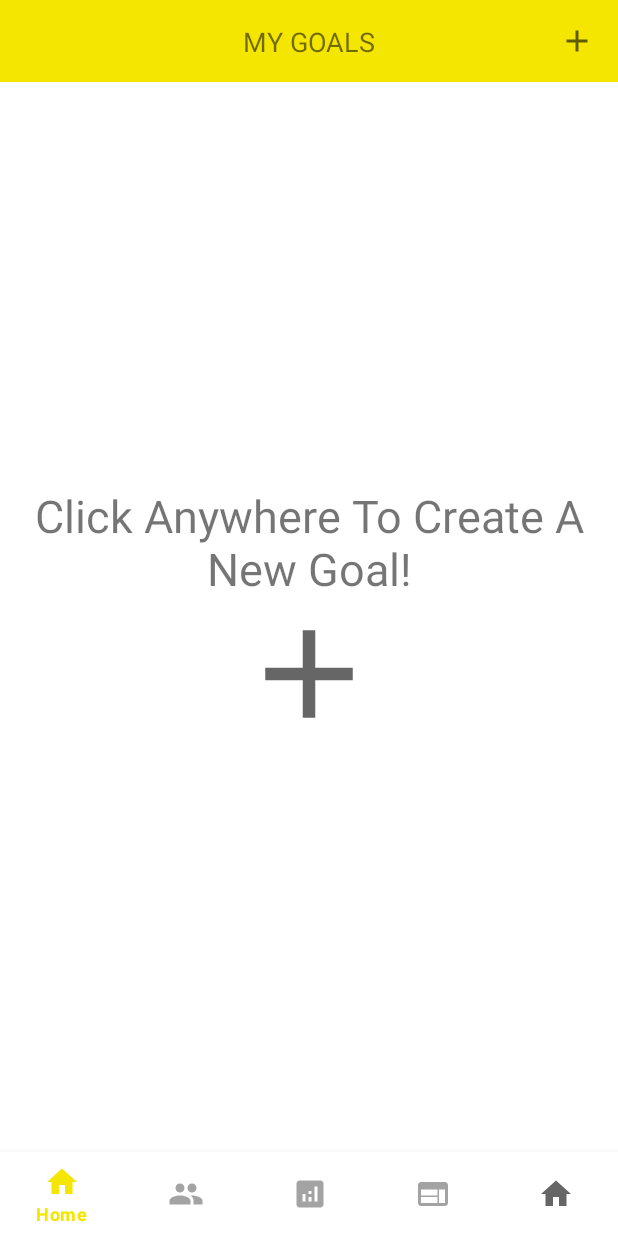
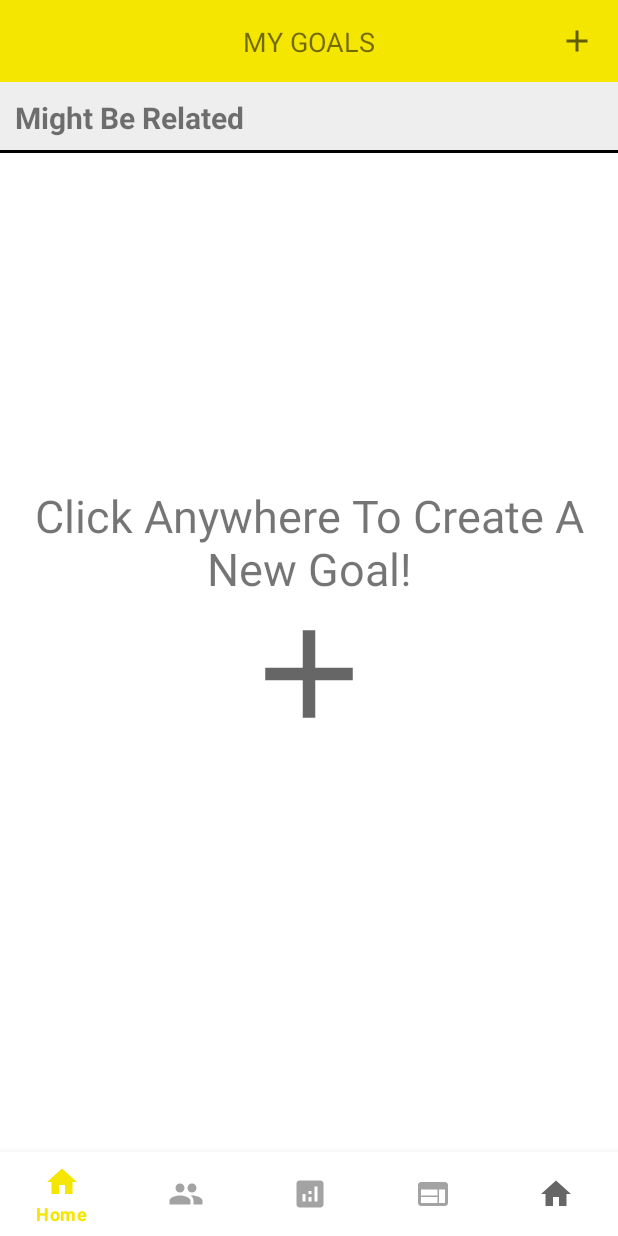
Before and after one commit to bounswe/2021SpringGroup12, an Android app: the fragment Home4Fragment placed in its activity, on a phone screen of 412 x 824 dp. Run offline under Robolectric (Android 15) with nearby library versions, the phone set to English and light mode, and no system bars; our stand-ins replace ButterKnife; network calls fail; 10 statements that could not run were skipped.

Commit message:
Adapter prepared for search results, (!!!Not Compiling)

```diff
--- a/application/android/app/src/main/java/com/group12/beabee/views/goals/GoalsPrototypeAdapter.java
+++ b/application/android/app/src/main/java/com/group12/beabee/views/goals/GoalsPrototypeAdapter.java
@@ -16,13 +16,15 @@ import java.util.List;
 import butterknife.BindView;
 import butterknife.ButterKnife;
 
-public class GoalsPrototypeAdapter extends RecyclerView.Adapter<GoalsPrototypeAdapter.ViewHolder> {
+public class GoalsPrototypeAdapter extends RecyclerView.Adapter<RecyclerView.ViewHolder> {
 
-    private List<GoalShort> goalShortList;
+    private List<GoalShort> goalShortList1;
+    private List<GoalShort> goalShortList2;
     private IOnGoalClickedListener onItemClickedListener;
 
-    public void setData(List<GoalShort> goalShorts){
-        goalShortList = goalShorts;
+    public void setData(List<GoalShort> goalShorts1, List<GoalShort> goalShorts2 ){
+        goalShortList1 = goalShorts1;
+        goalShortList2 = goalShorts2;
         notifyDataSetChanged();
     }
 
@@ -32,19 +34,45 @@ public class GoalsPrototypeAdapter extends RecyclerView.Adapter<GoalsPrototypeAd
 
     @NonNull
     @Override
-    public ViewHolder onCreateViewHolder(@NonNull ViewGroup parent, int viewType) {
-        View view = LayoutInflater.from(parent.getContext()).inflate(R.layout.item_goal_list_marketplace, parent, false);
-        return new ViewHolder(view);
+    public RecyclerView.ViewHolder onCreateViewHolder(@NonNull ViewGroup parent, int viewType) {
+        if (viewType==0) {
+            View view = LayoutInflater.from(parent.getContext()).inflate(R.layout.item_goal_list_marketplace, parent, false);
+            return new ViewHolder(view);
+        }
+
+        View view = LayoutInflater.from(parent.getContext()).inflate(R.layout.item_title_in_rv, parent, false);
+        return new TitleViewHolder(view);
     }
 
     @Override
-    public void onBindViewHolder(@NonNull ViewHolder holder, int position) {
-        holder.BindData(goalShortList.get(position));
+    public int getItemViewType(int position) {
+        int idx = getTitleIdx();
+        return idx == position ? 1:0;
+    }
+
+    @Override
+    public void onBindViewHolder(@NonNull RecyclerView.ViewHolder holder, int position) {
+        int idx = getTitleIdx();
+        if (holder.getItemViewType()==0){
+            if (position>idx){
+                GoalShort data = goalShortList2.get(position-idx-1);
+                ((ViewHolder) holder).BindData(data);
+            }else if (position<idx){
+                GoalShort data = goalShortList1.get(position);
+                ((ViewHolder) holder).BindData(data);
+            }
+        }
     }
 
     @Override
     public int getItemCount() {
-        return goalShortList!=null ? goalShortList.size():0;
+        int size1 = goalShortList1!=null ? goalShortList1.size():0;
+        int size2 = goalShortList2!=null ? goalShortList2.size():0;
+        return size1 + size2 + 1;
+    }
+
+    private int getTitleIdx(){
+        return goalShortList1 == null ? 0 : goalShortList1.size();
     }
 
     class ViewHolder extends RecyclerView.ViewHolder {
@@ -71,4 +99,11 @@ public class GoalsPrototypeAdapter extends RecyclerView.Adapter<GoalsPrototypeAd
             tvUsername.setText(goalShort.username);
         }
     }
+
+    class TitleViewHolder extends RecyclerView.ViewHolder {
+        public TitleViewHolder(@NonNull View itemView) {
+            super(itemView);
+            ButterKnife.bind(this, itemView);
+        }
+    }
 }
--- /dev/null
+++ b/application/android/app/src/main/res/layout/item_title_in_rv.xml
@@ -0,0 +1,25 @@
+<?xml version="1.0" encoding="utf-8"?>
+<androidx.constraintlayout.widget.ConstraintLayout xmlns:android="http://schemas.android.com/apk/res/android"
+    android:id="@+id/item_parent"
+    android:layout_width="match_parent"
+    android:layout_height="wrap_content"
+    xmlns:app="http://schemas.android.com/apk/res-auto"
+    android:background="#EEEEEE">
+
+    <TextView
+        android:id="@+id/tv_title"
+        android:layout_width="match_parent"
+        android:layout_height="wrap_content"
+        android:text="Might Be Related"
+        android:textSize="20sp"
+        android:layout_margin="10dp"
+        android:textStyle="bold"
+        app:layout_constraintTop_toTopOf="parent"
+        app:layout_constraintBottom_toBottomOf="parent"/>
+
+    <View
+        android:layout_width="match_parent"
+        android:layout_height="2dp"
+        android:background="@color/black"
+        app:layout_constraintBottom_toBottomOf="parent"/>
+</androidx.constraintlayout.widget.ConstraintLayout>
```
